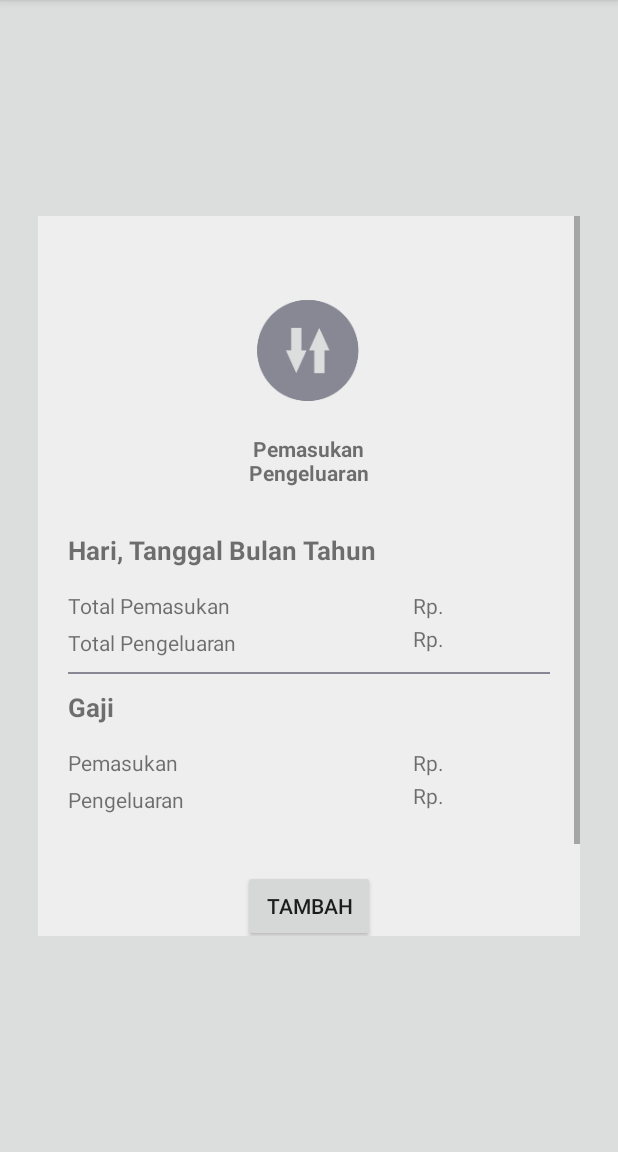
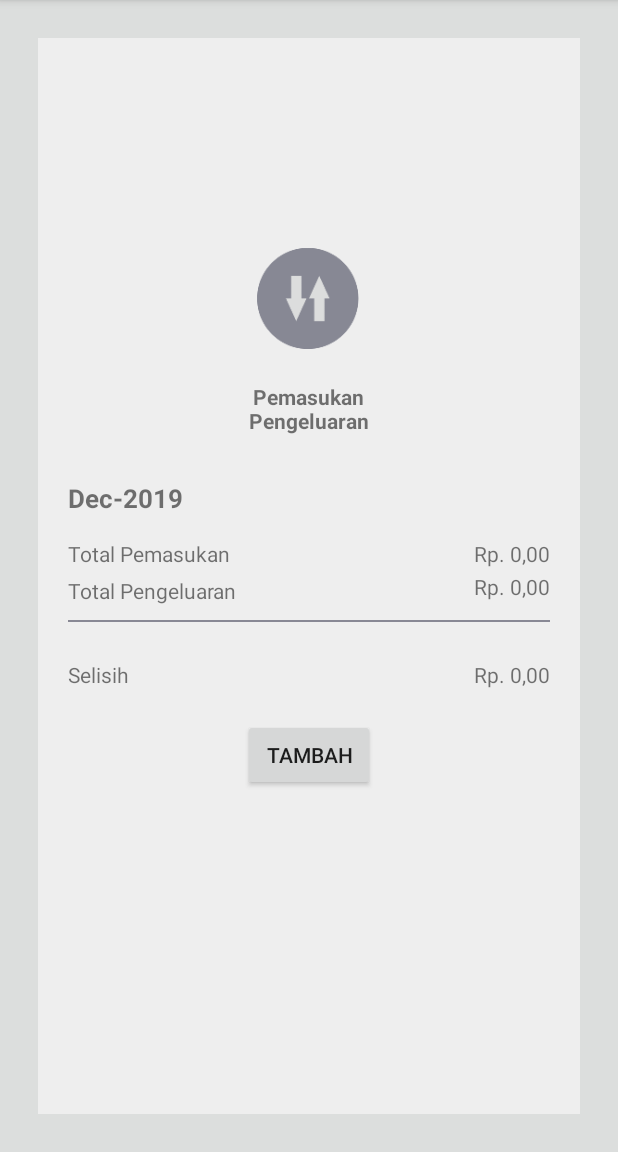
Before and after one commit to krisnawid/FIME-Just-one, an Android app: the PemasukanPengeluaranActivity screen opened directly, with no data from a screen before it, on a phone screen of 412 x 824 dp, the part 84-1236 px from its top. Run offline under Robolectric (Android 15) with nearby library versions, the light colour scheme and no system bars; our stand-ins replace Room's generated code.

Commit message:
Fixing 2 fitur, biodata dan pemasukan-pengeluaran

```diff
--- a/app/src/main/java/com/sdkdroid/fime_just_one/PemasukanPengeluaranActivity.java
+++ b/app/src/main/java/com/sdkdroid/fime_just_one/PemasukanPengeluaranActivity.java
@@ -1,6 +1,9 @@
 package com.sdkdroid.fime_just_one;
 
+import androidx.annotation.Nullable;
 import androidx.appcompat.app.AppCompatActivity;
+import androidx.lifecycle.Observer;
+import androidx.lifecycle.ViewModelProviders;
 
 import android.content.Intent;
 import android.os.Bundle;
@@ -8,18 +11,69 @@ import android.view.View;
 import android.widget.TextView;
 
 import com.sdkdroid.fime_just_one.data.FIMEAppDatabase;
+import com.sdkdroid.fime_just_one.data.Laporan.Laporan;
 import com.sdkdroid.fime_just_one.data.Laporan.LaporanDao;
+import com.sdkdroid.fime_just_one.data.Laporan.LaporanViewModel;
+
+import java.text.DecimalFormat;
+import java.text.DecimalFormatSymbols;
+import java.text.SimpleDateFormat;
+import java.util.Calendar;
+import java.util.Date;
+import java.util.List;
 
 public class PemasukanPengeluaranActivity extends AppCompatActivity {
 
-    private TextView textViewPemasukan;
+    private TextView textViewWaktu;
+    private TextView textViewRpTotalPemasukan;
+    private TextView textViewRpTotalPengeluaran;
+    private TextView textViewRpTotalSelisih;
+
+    private LaporanViewModel laporanViewModel;
 
     @Override
     protected void onCreate(Bundle savedInstanceState) {
-        int totalPemasukan;
+//        double totalPemasukan, totalPengeluaran;
+//        final double[] totalPemasukan = {0};
+//        final double[] totalPengeluaran = {0};
 
         super.onCreate(savedInstanceState);
         setContentView(R.layout.activity_pemasukan_pengeluaran);
+
+        textViewRpTotalPemasukan = findViewById(R.id.rp_total_pemasukan);
+        textViewRpTotalPengeluaran = findViewById(R.id.rp_total_pengeluaran);
+        textViewRpTotalSelisih = findViewById(R.id.rp_total_selisih);
+        textViewWaktu = findViewById(R.id.text_waktu);
+
+        Date currentTime = Calendar.getInstance().getTime();
+
+        SimpleDateFormat df = new SimpleDateFormat("MMM-yyyy");
+        String formattedDate = df.format(currentTime);
+
+        textViewWaktu.setText(String.valueOf(formattedDate));
+
+        laporanViewModel = ViewModelProviders.of(this).get(LaporanViewModel.class);
+        laporanViewModel.getAllLaporan().observe(this, new Observer<List<Laporan>>() {
+            @Override
+            public void onChanged(@Nullable List<Laporan> laporans) {
+                double totalPemasukan = 0;
+                double totalPengeluaran = 0;
+
+                for (Laporan l: laporans){
+                    totalPemasukan += l.getPemasukan();
+                    totalPengeluaran += l.getPengeluaran();
+                }
+                DecimalFormat kursIndonesia = (DecimalFormat) DecimalFormat.getCurrencyInstance();
+                DecimalFormatSymbols formatRp = new DecimalFormatSymbols();
+                formatRp.setCurrencySymbol("Rp. ");
+                formatRp.setMonetaryDecimalSeparator(',');
+                formatRp.setGroupingSeparator('.');
+                kursIndonesia.setDecimalFormatSymbols(formatRp);
+                textViewRpTotalPemasukan.setText(kursIndonesia.format(totalPemasukan));
+                textViewRpTotalPengeluaran.setText(kursIndonesia.format(totalPengeluaran));
+                textViewRpTotalSelisih.setText(kursIndonesia.format(totalPemasukan-totalPengeluaran));
+            }
+        });
 
     }
 
--- a/app/src/main/res/layout/activity_pemasukan_pengeluaran.xml
+++ b/app/src/main/res/layout/activity_pemasukan_pengeluaran.xml
@@ -7,18 +7,10 @@
     android:background="@color/bgcolor"
     tools:context=".PemasukanPengeluaranActivity">
 
-    <ScrollView
-        android:layout_width="match_parent"
-        android:layout_height="480dp"
-        android:layout_margin="25dp"
-        app:layout_constraintBottom_toBottomOf="parent"
-        app:layout_constraintEnd_toEndOf="parent"
-        app:layout_constraintStart_toStartOf="parent"
-        app:layout_constraintTop_toTopOf="parent">
-
         <androidx.constraintlayout.widget.ConstraintLayout
             android:layout_width="match_parent"
             android:layout_height="match_parent"
+            android:layout_margin="25dp"
             android:background="@color/cardhome">
 
             <ImageView
@@ -96,42 +88,22 @@
                 app:layout_constraintTop_toBottomOf="@+id/text_pengeluaran" />
 
             <TextView
-                android:id="@+id/text_gaji"
+                android:id="@+id/text_view_selisih"
                 android:layout_width="wrap_content"
                 android:layout_height="wrap_content"
-                android:layout_marginTop="10dp"
-                android:text="Gaji"
-                android:textSize="17dp"
-                android:textStyle="bold"
+                android:layout_marginTop="25dp"
+                android:text="Selisih"
                 app:layout_constraintStart_toStartOf="@+id/guideline3"
                 app:layout_constraintTop_toBottomOf="@+id/divider" />
-
-            <TextView
-                android:id="@+id/gaji_pemasukan"
-                android:layout_width="wrap_content"
-                android:layout_height="wrap_content"
-                android:layout_marginTop="15dp"
-                android:text="Pemasukan"
-                app:layout_constraintStart_toStartOf="@+id/guideline3"
-                app:layout_constraintTop_toBottomOf="@+id/text_gaji" />
-
-            <TextView
-                android:id="@+id/gaji_pengeluaran"
-                android:layout_width="wrap_content"
-                android:layout_height="wrap_content"
-                android:layout_marginTop="5dp"
-                android:text="Pengeluaran"
-                app:layout_constraintStart_toStartOf="@+id/guideline3"
-                app:layout_constraintTop_toBottomOf="@+id/gaji_pemasukan" />
 
             <TextView
                 android:id="@+id/rp_total_pemasukan"
                 android:layout_width="wrap_content"
                 android:layout_height="wrap_content"
-                android:layout_marginStart="20dp"
+                android:layout_marginEnd="20dp"
                 android:text="Rp."
                 app:layout_constraintBottom_toBottomOf="@+id/text_pemasukan"
-                app:layout_constraintStart_toEndOf="@+id/imageView3"
+                app:layout_constraintEnd_toEndOf="parent"
                 app:layout_constraintTop_toTopOf="@+id/text_pemasukan" />
 
             <TextView
@@ -145,36 +117,25 @@
                 app:layout_constraintTop_toBottomOf="@+id/text_pemasukan" />
 
             <TextView
-                android:id="@+id/rp_gaji_pemasukan"
+                android:id="@+id/rp_total_selisih"
                 android:layout_width="wrap_content"
                 android:layout_height="wrap_content"
                 android:text="Rp."
-                app:layout_constraintBottom_toBottomOf="@+id/gaji_pemasukan"
+                app:layout_constraintBottom_toBottomOf="@+id/text_view_selisih"
                 app:layout_constraintEnd_toEndOf="@+id/rp_total_pengeluaran"
                 app:layout_constraintStart_toStartOf="@+id/rp_total_pengeluaran"
-                app:layout_constraintTop_toTopOf="@+id/gaji_pemasukan" />
-
-            <TextView
-                android:id="@+id/rp_gaji_pengeluaran"
-                android:layout_width="wrap_content"
-                android:layout_height="wrap_content"
-                android:text="Rp."
-                app:layout_constraintBottom_toBottomOf="@+id/gaji_pengeluaran"
-                app:layout_constraintEnd_toEndOf="@+id/rp_gaji_pemasukan"
-                app:layout_constraintStart_toStartOf="@+id/rp_gaji_pemasukan"
-                app:layout_constraintTop_toBottomOf="@+id/gaji_pemasukan" />
+                app:layout_constraintTop_toTopOf="@+id/text_view_selisih" />
 
             <Button
                 android:id="@+id/button2"
                 android:layout_width="wrap_content"
                 android:layout_height="wrap_content"
-                android:layout_marginTop="40dp"
+                android:layout_marginTop="20dp"
                 android:onClick="handleTambahData"
                 android:text="Tambah"
                 app:layout_constraintEnd_toEndOf="@+id/divider"
                 app:layout_constraintStart_toStartOf="@+id/divider"
-                app:layout_constraintTop_toBottomOf="@+id/rp_gaji_pengeluaran" />
+                app:layout_constraintTop_toBottomOf="@+id/rp_total_selisih" />
         </androidx.constraintlayout.widget.ConstraintLayout>
-    </ScrollView>
 
 </androidx.constraintlayout.widget.ConstraintLayout>
```
